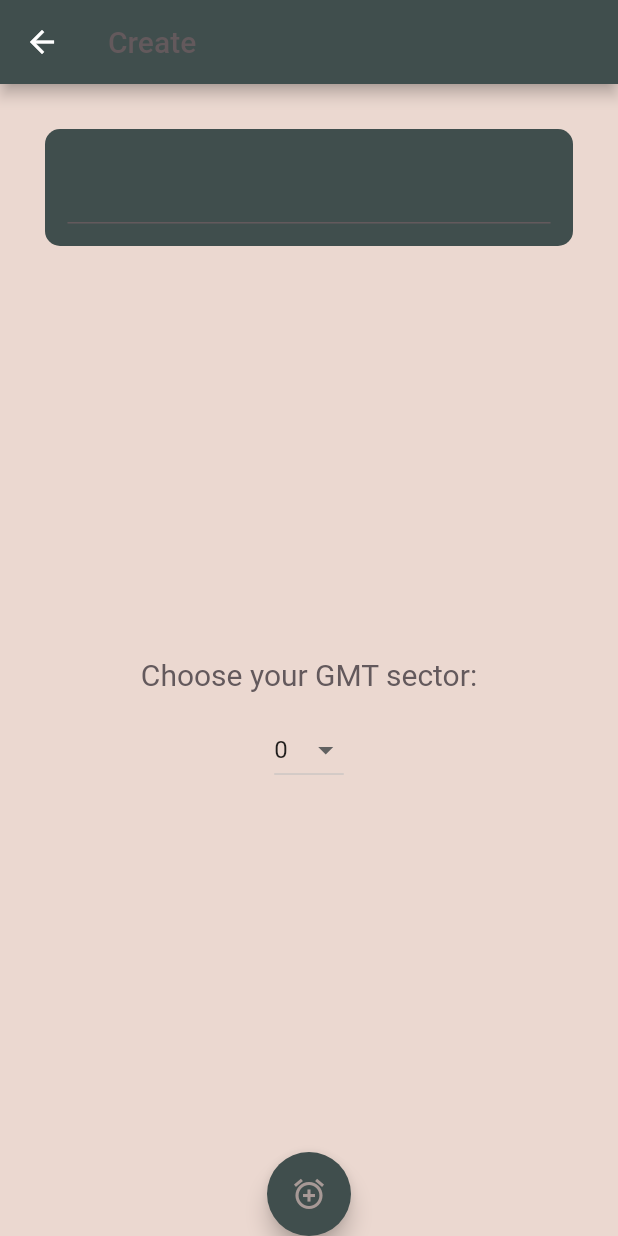
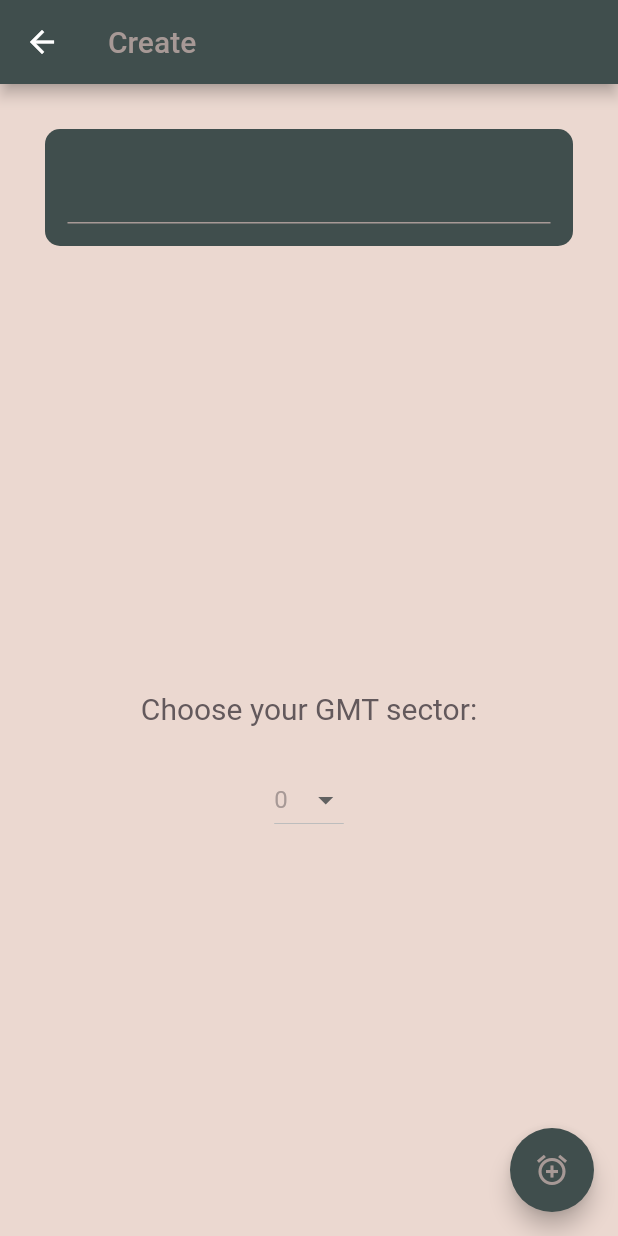
Before and after one commit to thmeofan/word_clock, a Flutter app: the screen it shows after launch, after a tap on the "more time" icon, on a phone screen of 412 x 824 dp. Run offline on Flutter 3.47's test engine with Material 2 defaults, Android fonts, the phone set to English and light mode, and no system bars; our stand-ins replace flutter_bloc, hive; missing offline and left inert: one_clock; accounts and stored records are empty.

Commit message:
final ui changes deleted //comments

```diff
--- a/lib/screens/add_time_screen.dart
+++ b/lib/screens/add_time_screen.dart
@@ -54,11 +54,25 @@ class _AddTimeScreenState extends State<AddTimeScreen> {
   Widget build(BuildContext context) {
     return Scaffold(
         backgroundColor: AppColors.backgroundColor,
+        floatingActionButton: FloatingActionButton(
+          heroTag: "btn3",
+          onPressed: () {
+            WorldClockModel theTime = WorldClockModel(
+                DateTime.now().add(Duration(hours: selectedTimeOption)),
+                myController.text);
+            context.read<WorldClockBloc>().add(SaveClockEvent(theTime));
+            myController.clear();
+            Navigator.of(context).pop();
+          },
+          backgroundColor: AppColors.darkerClockColor,
+          foregroundColor: AppColors.theLightestClockColor,
+          child: const Icon(Icons.add_alarm_outlined),
+        ),
         appBar: AppBar(
           backgroundColor: AppColors.darkerClockColor,
           title: const Text(
             "Create",
-            style: TextStyle(color: AppColors.mainClockColor),
+            style: TextStyle(color: AppColors.theLightestClockColor),
           ),
         ),
         body: Column(
@@ -75,13 +89,15 @@ class _AddTimeScreenState extends State<AddTimeScreen> {
               child: TextField(
                 decoration: const InputDecoration(
                   enabledBorder: UnderlineInputBorder(
-                    borderSide: BorderSide(color: AppColors.mainClockColor),
+                    borderSide:
+                        BorderSide(color: AppColors.theLightestClockColor),
                   ),
                   focusedBorder: UnderlineInputBorder(
-                    borderSide: BorderSide(color: AppColors.mainClockColor),
+                    borderSide:
+                        BorderSide(color: AppColors.theLightestClockColor),
                   ),
                 ),
-                style: const TextStyle(color: AppColors.mainClockColor),
+                style: const TextStyle(color: AppColors.theLightestClockColor),
                 cursorColor: AppColors.mainClockColor,
                 controller: myController,
               ),
@@ -89,9 +105,9 @@ class _AddTimeScreenState extends State<AddTimeScreen> {
             Spacer(),
             const Text(
               'Choose your GMT sector:',
-              style: TextStyle(color: AppColors.mainClockColor,fontSize: 20),
+              style: TextStyle(color: AppColors.mainClockColor, fontSize: 20),
             ),
-            SizedBox(height: 15),
+            const SizedBox(height: 25),
             DropdownButton<int>(
               dropdownColor: AppColors.darkerClockColor,
               focusColor: AppColors.mainClockColor,
@@ -99,26 +115,20 @@ class _AddTimeScreenState extends State<AddTimeScreen> {
               value: selectedTimeOption,
               items: timeOptions
                   .map((timeOption) => DropdownMenuItem<int>(
-                      value: timeOption, child: Text('$timeOption')))
+                      value: timeOption,
+                      child: Text(
+                        '$timeOption',
+                        style:
+                            TextStyle(color: AppColors.theLightestClockColor),
+                      )))
                   .toList(),
               onChanged: (timeOption) =>
                   setState(() => selectedTimeOption = timeOption!),
+              borderRadius: BorderRadius.all(
+                Radius.circular(10.0),
+              ),
             ),
             Spacer(),
-            FloatingActionButton(
-              heroTag: "btn3",
-              onPressed: () {
-                WorldClockModel theTime = WorldClockModel(
-                    DateTime.now().add(Duration(hours: selectedTimeOption)),
-                    myController.text);
-                context.read<WorldClockBloc>().add(SaveClockEvent(theTime));
-                myController.clear();
-                Navigator.of(context).pop();
-              },
-              backgroundColor: AppColors.darkerClockColor,
-              foregroundColor: AppColors.theLightestClockColor,
-              child: const Icon(Icons.add_alarm_outlined),
-            ),
           ],
         ));
   }
--- a/lib/screens/clock_screen.dart
+++ b/lib/screens/clock_screen.dart
@@ -40,7 +40,10 @@ class _ClockScreenState extends State<ClockScreen> {
       ),
       appBar: AppBar(
         backgroundColor: AppColors.darkerClockColor,
-        title: const Text("World Clock"),
+        title: const Text(
+          "World Clock",
+          style: TextStyle(color: AppColors.theLightestClockColor),
+        ),
         actions: [
           PopupMenuButton(
               onSelected: (Menu item) {
@@ -65,18 +68,18 @@ class _ClockScreenState extends State<ClockScreen> {
         children: [
           const SizedBox(height: 30),
           Container(
-            decoration: BoxDecoration(
-              boxShadow: const [
+            decoration:  BoxDecoration(
+              boxShadow: [
                 BoxShadow(
                     color: AppColors.darkerClockColor,
                     spreadRadius: 5,
                     blurRadius: 15)
               ],
-              // border: Border.all(
-              //   color: AppColors.darkerClockColor,
-              //   width: 5.0,
-              // ),
-              borderRadius: const BorderRadius.all(
+              border: Border.all(
+                color: AppColors.darkerClockColor,
+                width: 5.0,
+              ),
+              borderRadius: BorderRadius.all(
                 Radius.circular(15.0),
               ),
             ),
@@ -91,7 +94,7 @@ class _ClockScreenState extends State<ClockScreen> {
               height: 100.0,
               child: DigitalClock(
                 datetime: DateTime.now(),
-                digitalClockTextColor: AppColors.darkerClockColor,
+                digitalClockTextColor: AppColors.theLightestClockColor,
                 isLive: true,
                 textScaleFactor: 2.0,
                 decoration: const BoxDecoration(
--- a/lib/screens/world_clock_widget.dart
+++ b/lib/screens/world_clock_widget.dart
@@ -42,10 +42,10 @@ class _WorldClockWidgetState extends State<WorldClockWidget> {
                 decoration: BoxDecoration(
                   borderRadius: BorderRadius.all(Radius.circular(8.0)),
                   color: AppColors.theLightestClockColor,
-                  // border: Border.all(
-                  //   color: AppColors.darkerClockColor,
-                  //   width: 3.0,
-                  // ),
+                  border: Border.all(
+                    color: AppColors.darkerClockColor,
+                    width: 3.0,
+                  ),
                   boxShadow: const [
                     BoxShadow(
                         color: AppColors.darkerClockColor,
@@ -78,18 +78,6 @@ class _WorldClockWidgetState extends State<WorldClockWidget> {
                         datetime: widget.yourWorldClock.time,
                       ),
                     ),
-                    // AnalogClock(
-                    //   // decoration: const BoxDecoration(
-                    //   //  // borderRadius: BorderRadius.all(Radius.circular(10.0)),
-                    //   //   color: AppColors.mainClockColor,
-                    //   // ),
-                    //
-                    //   showTicks: true,
-                    //   showNumbers: true,
-                    //   showSecondHand: true,
-                    //   tickColor:AppColors.darkerClockColor,
-                    //   //textScaleFactor: 1.18,
-                    // ),
                     Text(
                       widget.yourWorldClock.location,
                       style: const TextStyle(
```
